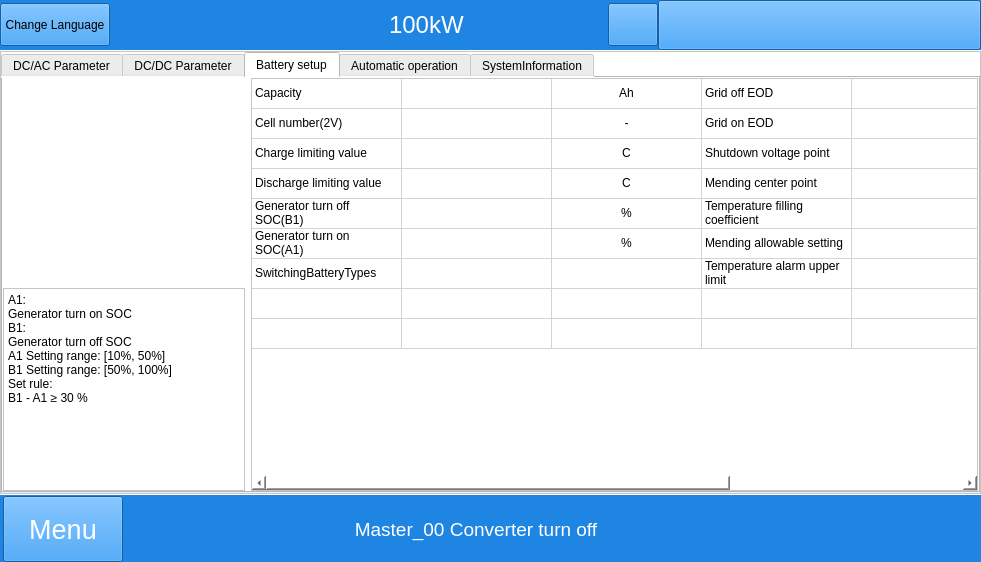
Above: mywidget.ui from megarevolpr/MWin before the change. Below: the same form after it.
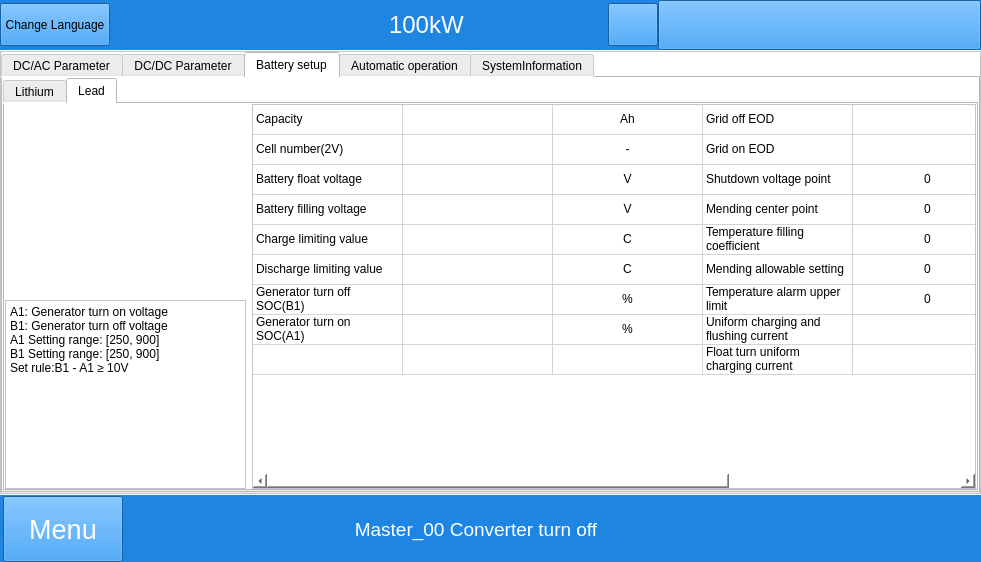
That is the form after the change. The open tabs and pages were chosen to show the change. Icons and pictures are not drawn.

Diff of the .ui file:
```diff
--- a/mywidget.ui
+++ b/mywidget.ui
@@ -7339,11 +7339,20 @@
                   <number>0</number>
                  </property>
                  <item row="0" column="0">
-                  <widget class="QStackedWidget" name="BatterSet_stackedWidget">
+                  <widget class="QTabWidget" name="BatterSet_tabWidget">
                    <property name="currentIndex">
                     <number>0</number>
                    </property>
-                   <widget class="QWidget" name="Lithium_stackedWidgetPage">
+                   <property name="iconSize">
+                    <size>
+                     <width>16</width>
+                     <height>8</height>
+                    </size>
+                   </property>
+                   <widget class="QWidget" name="LithiumBatterPage" native="true">
+                    <attribute name="title">
+                     <string>Lithium</string>
+                    </attribute>
                     <layout class="QGridLayout" name="gridLayout_23">
                      <property name="leftMargin">
                       <number>0</number>
@@ -7563,7 +7572,10 @@
                      </item>
                     </layout>
                    </widget>
-                   <widget class="QWidget" name="Lead_stackedWidgetPage">
+                   <widget class="QWidget" name="LeadBatterPage" native="true">
+                    <attribute name="title">
+                     <string>Lead</string>
+                    </attribute>
                     <layout class="QGridLayout" name="gridLayout_25">
                      <property name="leftMargin">
                       <number>0</number>
@@ -7594,15 +7606,11 @@
                          <item>
                           <widget class="QPlainTextEdit" name="plainTextEdit_2">
                            <property name="plainText">
-                            <string>A1: 
-Generator turn on SOC
-B1: 
-Generator turn off SOC
-A1 Setting range: [10%, 50%]
-B1 Setting range: [50%, 100%]
-Set rule:
-B1 - A1 ≥ 30 %
-</string>
+                            <string>A1: Generator turn on voltage
+B1: Generator turn off voltage
+A1 Setting range: [250, 900]
+B1 Setting range: [250, 900]
+Set rule:B1 - A1 ≥ 10V</string>
                            </property>
                           </widget>
                          </item>
@@ -7746,12 +7754,12 @@
                          </item>
                          <item row="2" column="0">
                           <property name="text">
-                           <string>Charge limiting value</string>
+                           <string>Battery float voltage</string>
                           </property>
                          </item>
                          <item row="2" column="2">
                           <property name="text">
-                           <string>C</string>
+                           <string>V</string>
                           </property>
                           <property name="textAlignment">
                            <set>AlignCenter</set>
@@ -7761,6 +7769,56 @@
                           <property name="text">
                            <string>Shutdown voltage point</string>
                           </property>
+                          <property name="background">
+                           <brush brushstyle="NoBrush">
+                            <color alpha="255">
+                             <red>138</red>
+                             <green>138</green>
+                             <blue>138</blue>
+                            </color>
+                           </brush>
+                          </property>
+                          <property name="foreground">
+                           <brush brushstyle="NoBrush">
+                            <color alpha="255">
+                             <red>138</red>
+                             <green>138</green>
+                             <blue>138</blue>
+                            </color>
+                           </brush>
+                          </property>
+                          <property name="flags">
+                           <set>ItemIsDragEnabled|ItemIsUserCheckable|ItemIsEnabled</set>
+                          </property>
+                         </item>
+                         <item row="2" column="4">
+                          <property name="text">
+                           <string>0</string>
+                          </property>
+                          <property name="textAlignment">
+                           <set>AlignCenter</set>
+                          </property>
+                          <property name="background">
+                           <brush brushstyle="NoBrush">
+                            <color alpha="255">
+                             <red>138</red>
+                             <green>138</green>
+                             <blue>138</blue>
+                            </color>
+                           </brush>
+                          </property>
+                          <property name="foreground">
+                           <brush brushstyle="NoBrush">
+                            <color alpha="255">
+                             <red>138</red>
+                             <green>138</green>
+                             <blue>138</blue>
+                            </color>
+                           </brush>
+                          </property>
+                          <property name="flags">
+                           <set>ItemIsDragEnabled|ItemIsUserCheckable|ItemIsEnabled</set>
+                          </property>
                          </item>
                          <item row="2" column="5">
                           <property name="text">
@@ -7772,12 +7830,12 @@
                          </item>
                          <item row="3" column="0">
                           <property name="text">
-                           <string>Discharge limiting value</string>
+                           <string>Battery filling voltage</string>
                           </property>
                          </item>
                          <item row="3" column="2">
                           <property name="text">
-                           <string>C</string>
+                           <string>V</string>
                           </property>
                           <property name="textAlignment">
                            <set>AlignCenter</set>
@@ -7787,6 +7845,56 @@
                           <property name="text">
                            <string>Mending center point</string>
                           </property>
+                          <property name="background">
+                           <brush brushstyle="NoBrush">
+                            <color alpha="255">
+                             <red>138</red>
+                             <green>138</green>
+                             <blue>138</blue>
+                            </color>
+                           </brush>
+                          </property>
+                          <property name="foreground">
+                           <brush brushstyle="NoBrush">
+                            <color alpha="255">
+                             <red>138</red>
+                             <green>138</green>
+                             <blue>138</blue>
+                            </color>
+                           </brush>
+                          </property>
+                          <property name="flags">
+                           <set>ItemIsDragEnabled|ItemIsUserCheckable|ItemIsEnabled</set>
+                          </property>
+                         </item>
+                         <item row="3" column="4">
+                          <property name="text">
+                           <string>0</string>
+                          </property>
+                          <property name="textAlignment">
+                           <set>AlignCenter</set>
+                          </property>
+                          <property name="background">
+                           <brush brushstyle="NoBrush">
+                            <color alpha="255">
+                             <red>138</red>
+                             <green>138</green>
+                             <blue>138</blue>
+                            </color>
+                           </brush>
+                          </property>
+                          <property name="foreground">
+                           <brush brushstyle="NoBrush">
+                            <color alpha="255">
+                             <red>138</red>
+                             <green>138</green>
+                             <blue>138</blue>
+                            </color>
+                           </brush>
+                          </property>
+                          <property name="flags">
+                           <set>ItemIsDragEnabled|ItemIsUserCheckable|ItemIsEnabled</set>
+                          </property>
                          </item>
                          <item row="3" column="5">
                           <property name="text">
@@ -7798,12 +7906,12 @@
                          </item>
                          <item row="4" column="0">
                           <property name="text">
-                           <string>Generator turn off SOC(B1)</string>
+                           <string>Charge limiting value</string>
                           </property>
                          </item>
                          <item row="4" column="2">
                           <property name="text">
-                           <string>%</string>
+                           <string>C</string>
                           </property>
                           <property name="textAlignment">
                            <set>AlignCenter</set>
@@ -7813,6 +7921,38 @@
                           <property name="text">
                            <string>Temperature filling coefficient</string>
                           </property>
+                          <property name="foreground">
+                           <brush brushstyle="NoBrush">
+                            <color alpha="255">
+                             <red>138</red>
+                             <green>138</green>
+                             <blue>138</blue>
+                            </color>
+                           </brush>
+                          </property>
+                          <property name="flags">
+                           <set>ItemIsDragEnabled|ItemIsUserCheckable|ItemIsEnabled</set>
+                          </property>
+                         </item>
+                         <item row="4" column="4">
+                          <property name="text">
+                           <string>0</string>
+                          </property>
+                          <property name="textAlignment">
+                           <set>AlignCenter</set>
+                          </property>
+                          <property name="foreground">
+                           <brush brushstyle="NoBrush">
+                            <color alpha="255">
+                             <red>138</red>
+                             <green>138</green>
+                             <blue>138</blue>
+                            </color>
+                           </brush>
+                          </property>
+                          <property name="flags">
+                           <set>ItemIsDragEnabled|ItemIsUserCheckable|ItemIsEnabled</set>
+                          </property>
                          </item>
                          <item row="4" column="5">
                           <property name="text">
@@ -7824,12 +7964,12 @@
                          </item>
                          <item row="5" column="0">
                           <property name="text">
-                           <string>Generator turn on SOC(A1)</string>
+                           <string>Discharge limiting value</string>
                           </property>
                          </item>
                          <item row="5" column="2">
                           <property name="text">
-                           <string>%</string>
+                           <string>C</string>
                           </property>
                           <property name="textAlignment">
                            <set>AlignCenter</set>
@@ -7839,6 +7979,38 @@
                           <property name="text">
                            <string>Mending allowable setting</string>
                           </property>
+                          <property name="foreground">
+                           <brush brushstyle="NoBrush">
+                            <color alpha="255">
+                             <red>138</red>
+                             <green>138</green>
+                             <blue>138</blue>
+                            </color>
+                           </brush>
+                          </property>
+                          <property name="flags">
+                           <set>ItemIsDragEnabled|ItemIsUserCheckable|ItemIsEnabled</set>
+                          </property>
+                         </item>
+                         <item row="5" column="4">
+                          <property name="text">
+                           <string>0</string>
+                          </property>
+                          <property name="textAlignment">
+                           <set>AlignCenter</set>
+                          </property>
+                          <property name="foreground">
+                           <brush brushstyle="NoBrush">
+                            <color alpha="255">
+                             <red>138</red>
+                             <green>138</green>
+                             <blue>138</blue>
+                            </color>
+                           </brush>
+                          </property>
+                          <property name="flags">
+                           <set>ItemIsDragEnabled|ItemIsUserCheckable|ItemIsEnabled</set>
+                          </property>
                          </item>
                          <item row="5" column="5">
                           <property name="text">
@@ -7850,12 +8022,12 @@
                          </item>
                          <item row="6" column="0">
                           <property name="text">
-                           <string>SwitchingBatteryTypes</string>
+                           <string>Generator turn off SOC(B1)</string>
                           </property>
                          </item>
                          <item row="6" column="2">
                           <property name="text">
-                           <string/>
+                           <string>%</string>
                           </property>
                           <property name="textAlignment">
                            <set>AlignCenter</set>
@@ -7865,6 +8037,38 @@
                           <property name="text">
                            <string>Temperature alarm upper limit</string>
                           </property>
+                          <property name="foreground">
+                           <brush brushstyle="NoBrush">
+                            <color alpha="255">
+                             <red>138</red>
+                             <green>138</green>
+                             <blue>138</blue>
+                            </color>
+                           </brush>
+                          </property>
+                          <property name="flags">
+                           <set>ItemIsDragEnabled|ItemIsUserCheckable|ItemIsEnabled</set>
+                          </property>
+                         </item>
+                         <item row="6" column="4">
+                          <property name="text">
+                           <string>0</string>
+                          </property>
+                          <property name="textAlignment">
+                           <set>AlignCenter</set>
+                          </property>
+                          <property name="foreground">
+                           <brush brushstyle="NoBrush">
+                            <color alpha="255">
+                             <red>138</red>
+                             <green>138</green>
+                             <blue>138</blue>
+                            </color>
+                           </brush>
+                          </property>
+                          <property name="flags">
+                           <set>ItemIsDragEnabled|ItemIsUserCheckable|ItemIsEnabled</set>
+                          </property>
                          </item>
                          <item row="6" column="5">
                           <property name="text">
@@ -7876,12 +8080,12 @@
                          </item>
                          <item row="7" column="0">
                           <property name="text">
-                           <string/>
+                           <string>Generator turn on SOC(A1)</string>
                           </property>
                          </item>
                          <item row="7" column="2">
                           <property name="text">
-                           <string/>
+                           <string>%</string>
                           </property>
                           <property name="textAlignment">
                            <set>AlignCenter</set>
@@ -7889,12 +8093,12 @@
                          </item>
                          <item row="7" column="3">
                           <property name="text">
-                           <string/>
+                           <string>Uniform charging and flushing current</string>
                           </property>
                          </item>
                          <item row="7" column="5">
                           <property name="text">
-                           <string/>
+                           <string>A</string>
                           </property>
                           <property name="textAlignment">
                            <set>AlignCenter</set>
@@ -7915,12 +8119,12 @@
                          </item>
                          <item row="8" column="3">
                           <property name="text">
-                           <string/>
+                           <string>Float turn uniform charging current</string>
                           </property>
                          </item>
                          <item row="8" column="5">
                           <property name="text">
-                           <string/>
+                           <string>A</string>
                           </property>
                           <property name="textAlignment">
                            <set>AlignCenter</set>
```
Left out of the diff: 22 changed lines with no effect on the pictures.
